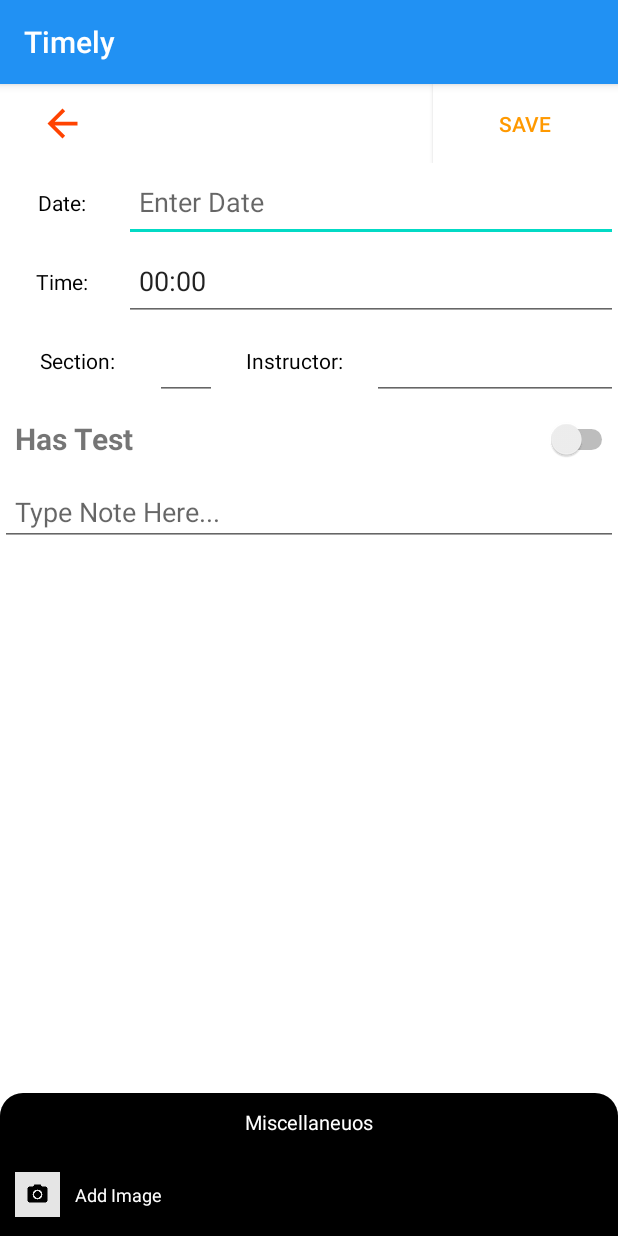
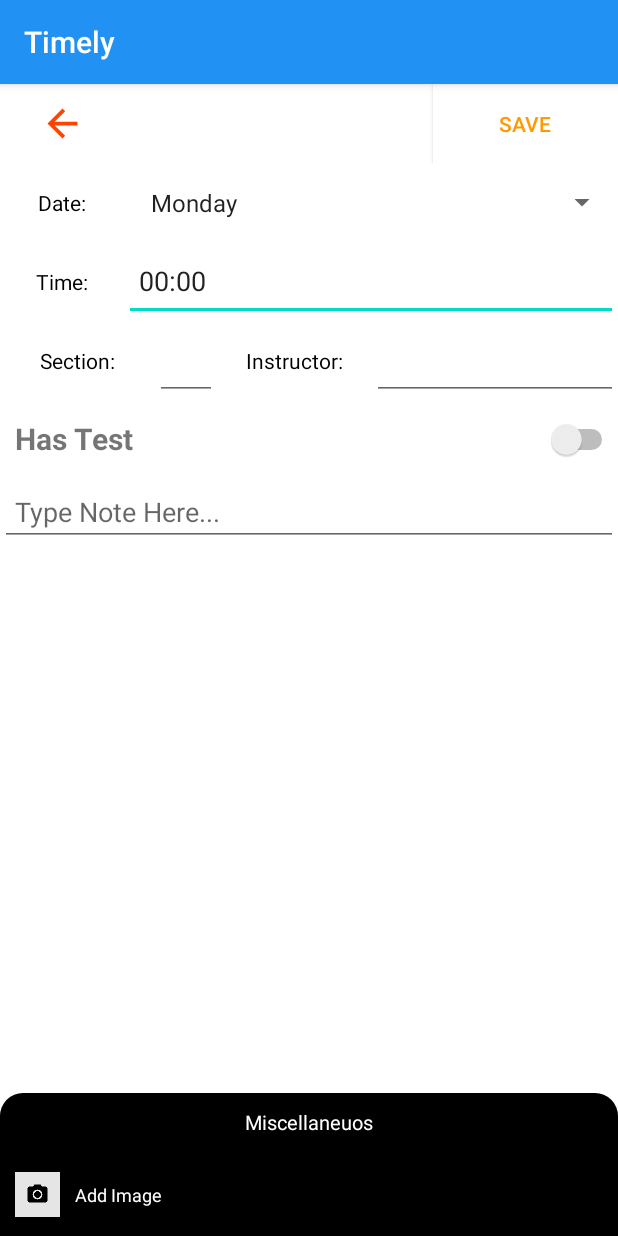
Before and after one commit to minhanh29/Timely, an Android app: the ItemDetailsActivity screen opened directly, with no data from a screen before it, on a phone screen of 412 x 824 dp. Run offline under Robolectric (Android 15) with nearby library versions, the phone set to English and light mode, and no system bars; 9 statements that could not run were skipped.

Commit message:
ItemDetail Update Save Time n Date

```diff
--- a/app/src/main/java/com/example/timely/ItemDetailsActivity.java
+++ b/app/src/main/java/com/example/timely/ItemDetailsActivity.java
@@ -22,10 +22,12 @@ import java.io.InputStream;
 import java.util.Calendar;
 import android.text.InputType;
 import android.view.View;
+import android.widget.ArrayAdapter;
 import android.widget.DatePicker;
 import android.widget.EditText;
 import android.widget.ImageView;
 import android.widget.LinearLayout;
+import android.widget.Spinner;
 import android.widget.Switch;
 import android.widget.TextView;
 import android.widget.TimePicker;
@@ -35,12 +37,16 @@ import com.example.timely.courses.Course;
 import com.example.timely.courses.StudyTime;
 import com.example.timely.timetable.TimetableActivity;
 
+import android.widget.AdapterView;
 
-public class ItemDetailsActivity extends AppCompatActivity {
+
+
+public class ItemDetailsActivity extends AppCompatActivity implements AdapterView.OnItemSelectedListener {
     DatePickerDialog pickerDate;
     TimePickerDialog pickerTime;
-    EditText editDate, editTime, sectionNo, instructorName;
+    EditText editTime, sectionNo, instructorName;
     Switch hasTest;
+    Spinner dateSpinner;
     private Course course;
     private StudyTime studyTime;
     private DatabaseHelper db;
@@ -52,7 +58,7 @@ public class ItemDetailsActivity extends AppCompatActivity {
     private String selectedImagePath;
 
     // Views
-    TextView titleView, noteView, itemHeader;
+    TextView noteView, itemHeader;
 
     private static final int REQUEST_CODE_STORAGE_PERMISSION = 1;
     private static final int REQUEST_CODE_SELECT_IMAGE = 2;
@@ -61,7 +67,7 @@ public class ItemDetailsActivity extends AppCompatActivity {
     protected void onCreate(Bundle savedInstanceState) {
         super.onCreate(savedInstanceState);
         setContentView(R.layout.activity_item_details);
-        editDate = findViewById(R.id.editDate);
+        dateSpinner = findViewById(R.id.dateSpinner);
         editTime = findViewById(R.id.editTime);
         imageNote = findViewById(R.id.imageNote);
         hasTest = findViewById(R.id.hasTest);
@@ -85,23 +91,11 @@ public class ItemDetailsActivity extends AppCompatActivity {
         // get information from database
         db = new DatabaseHelper(this);
 
-
 //        Date Picker
-        editDate.setInputType(InputType.TYPE_NULL);
-        editDate.setOnClickListener(new View.OnClickListener() {
-            @Override
-            public void onClick(View v) {
-                // date picker dialog
-                pickerDate = new DatePickerDialog(ItemDetailsActivity.this, new DatePickerDialog.OnDateSetListener() {
-                    @Override
-                    public void onDateSet(DatePicker view, int year, int monthOfYear, int dayOfMonth) {
-                        editDate.setText(dayOfMonth + "/" + (monthOfYear + 1) + "/" + year);
-                    }
-                },year, month, day);
-                pickerDate.show();
-            }
-        });
-
+        ArrayAdapter<CharSequence> adapterdate = ArrayAdapter.createFromResource(this,R.array.days, android.R.layout.simple_spinner_item);
+        adapterdate.setDropDownViewResource(android.R.layout.simple_spinner_item);
+        dateSpinner.setAdapter(adapterdate);
+        dateSpinner.setOnItemSelectedListener(this);
 //        Time Picker
         editTime.setInputType(InputType.TYPE_NULL);
         editTime.setOnClickListener(new View.OnClickListener() {
@@ -243,6 +237,8 @@ public class ItemDetailsActivity extends AppCompatActivity {
 
 
         //get date
+        int day = studyTime.getDay();
+        dateSpinner.setSelection(day);
 
     }
 
@@ -257,6 +253,7 @@ public class ItemDetailsActivity extends AppCompatActivity {
 
     public void save(View view)
     {
+        //set note
         String note = noteView.getText().toString();
         studyTime.setNote(note);
 
@@ -268,7 +265,22 @@ public class ItemDetailsActivity extends AppCompatActivity {
         studyTime.setHour(hour);
         studyTime.setMinute(minutes);
 
+        //set day
+        int position = dateSpinner.getSelectedItemPosition();
+        studyTime.setDay(position);
+
+        //modify
         db.modifyStudyTime(studyTime);
         Toast.makeText(this, "Saved", Toast.LENGTH_SHORT).show();
     }
+
+    @Override
+    public void onItemSelected(AdapterView<?> parent, View view, int position, long id) {
+
+    }
+
+    @Override
+    public void onNothingSelected(AdapterView<?> parent) {
+
+    }
 }
--- a/app/src/main/res/layout/activity_item_details.xml
+++ b/app/src/main/res/layout/activity_item_details.xml
@@ -92,12 +92,11 @@
             android:paddingHorizontal="10dp"
             android:textColor="@color/black" />
 
-        <EditText
-            android:id="@+id/editDate"
+        <Spinner
+            android:id="@+id/dateSpinner"
             android:layout_width="match_parent"
             android:layout_height="match_parent"
             android:layout_weight="1"
-            android:hint="@string/enterDate"
             android:paddingHorizontal="10dp" />
     </LinearLayout>
 
--- a/app/src/main/res/values/strings.xml
+++ b/app/src/main/res/values/strings.xml
@@ -103,9 +103,16 @@
     <string name="date">Date:</string>
     <string name="time">Time:</string>
     <string name="hasTest">Has Test</string>
-
     <string name="sectionHeader">Section: </string>
     <string name="instructorHeader">Instructor: </string>
+
+    <string-array name="days">
+        <item>Monday</item>
+        <item>Tuesday</item>
+        <item>Wednesday</item>
+        <item>Thursday</item>
+        <item>Friday</item>
+    </string-array>
     <!-- TODO: Remove or change this placeholder text -->
     <string name="hello_blank_fragment">Hello blank fragment</string>
 
```
